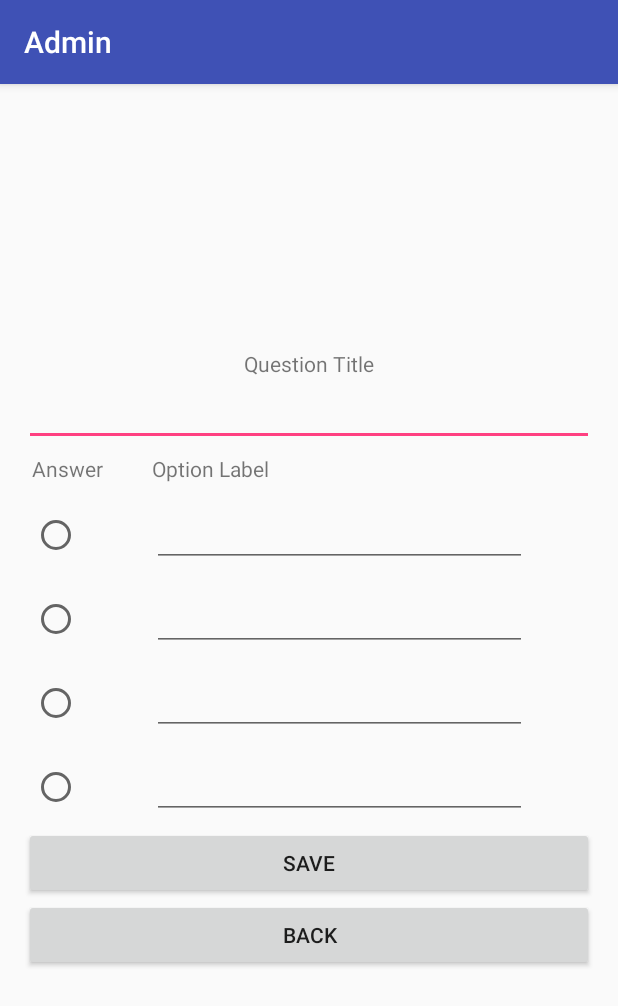
After one commit to jalilcse03/admin, an Android app: the AddQuestion screen opened directly, with no data from a screen before it, on a phone screen of 412 x 824 dp. The commit adds this screen. Shown: the top 1006 px of the screen. Run offline under Robolectric (Android 15) with nearby library versions, the phone set to English and light mode, and no system bars.

Commit message:
final update

```diff
--- a/app/src/main/AndroidManifest.xml
+++ b/app/src/main/AndroidManifest.xml
@@ -28,6 +28,7 @@
         <activity android:name=".Activity.ExamPage" />
         <activity android:name=".Activity.ExamRule" />
         <activity android:name=".Activity.SetExamDuration"></activity>
+        <activity android:name=".Activity.AddQuestion"></activity>
     </application>
 
 </manifest>
--- /dev/null
+++ b/app/src/main/java/bubtjobs/com/admin/Activity/AddQuestion.java
@@ -0,0 +1,104 @@
+package bubtjobs.com.admin.Activity;
+
+import android.os.Bundle;
+import android.support.v7.app.AppCompatActivity;
+import android.view.View;
+import android.widget.CompoundButton;
+import android.widget.EditText;
+import android.widget.RadioButton;
+import android.widget.Toast;
+
+import bubtjobs.com.admin.R;
+
+public class AddQuestion extends AppCompatActivity implements RadioButton.OnCheckedChangeListener {
+    EditText questionTitleET, optionET1, optionET2, optionET3, optionET4;
+    RadioButton answer1, answer2, answer3, answer4;
+    int answer = 0;
+
+    @Override
+    protected void onCreate(Bundle savedInstanceState) {
+        super.onCreate(savedInstanceState);
+        setContentView(R.layout.activity_add_question);
+        setTitle("Admin");
+
+        Toast.makeText(this,"This part is future recommendation",Toast.LENGTH_LONG).show();
+
+        answer1 = (RadioButton) findViewById(R.id.answer1);
+        answer2 = (RadioButton) findViewById(R.id.answer2);
+        answer3 = (RadioButton) findViewById(R.id.answer3);
+        answer4 = (RadioButton) findViewById(R.id.answer4);
+        answer1.setOnCheckedChangeListener(this);
+        answer2.setOnCheckedChangeListener(this);
+        answer3.setOnCheckedChangeListener(this);
+        answer4.setOnCheckedChangeListener(this);
+
+        questionTitleET = (EditText) findViewById(R.id.questionTitle);
+        optionET1 = (EditText) findViewById(R.id.option1);
+        optionET2 = (EditText) findViewById(R.id.option2);
+        optionET3 = (EditText) findViewById(R.id.option3);
+        optionET4 = (EditText) findViewById(R.id.option4);
+
+    }
+
+    public void createQuestion(View view){
+
+        Toast.makeText(this,"This part is future recommendation",Toast.LENGTH_LONG).show();
+        String questionTitle = questionTitleET.getText().toString();
+        String option1 = optionET1.getText().toString();
+        String option2 = optionET2.getText().toString();
+        String option3 = optionET3.getText().toString();
+        String option4 = optionET4.getText().toString();
+
+    }
+
+    public void goBack(View view){
+        finish();
+    }
+
+    @Override
+    public void onCheckedChanged(CompoundButton buttonView, boolean isChecked) {
+        if (isChecked) {
+            answer1.setChecked(false);
+            answer2.setChecked(false);
+            answer3.setChecked(false);
+            answer4.setChecked(false);
+            switch ( buttonView.getId() ) {
+                case R.id.answer1:
+                    answer1.setChecked(true);
+                    answer = 1;
+                    break;
+                case R.id.answer2:
+                    answer2.setChecked(true);
+                    answer = 2;
+                    break;
+                case R.id.answer3:
+                    answer3.setChecked(true);
+                    answer = 3;
+                    break;
+                case R.id.answer4:
+                    answer4.setChecked(true);
+                    answer = 4;
+                    break;
+            }
+        }
+    }
+
+    private String getAnswer(){
+        String answerSt = "";
+        switch( answer ) {
+            case 1:
+                answerSt = optionET1.getText().toString();
+                break;
+            case 2:
+                answerSt = optionET2.getText().toString();
+                break;
+            case 3:
+                answerSt = optionET3.getText().toString();
+                break;
+            case 4:
+                answerSt = optionET4.getText().toString();
+                break;
+        }
+        return answerSt;
+    }
+}
--- a/app/src/main/java/bubtjobs/com/admin/Activity/StudentHome.java
+++ b/app/src/main/java/bubtjobs/com/admin/Activity/StudentHome.java
@@ -89,8 +89,8 @@ public class StudentHome extends AppCompatActivity implements View.OnClickListen
 
             break;
             case R.id.examBt:
-                boolean isExamStatusUpdate=dataBaseManager.studentExamStatusUpdate(sessionManager.getUserId());
-                if(isExamStatusUpdate)
+               // boolean isExamStatusUpdate=dataBaseManager.studentExamStatusUpdate(sessionManager.getUserId());
+                if(true)
                 {
                     answerReset();
                     startActivity(new Intent(this,ExamPage.class).setFlags(Intent.FLAG_ACTIVITY_CLEAR_TOP));
--- /dev/null
+++ b/app/src/main/res/layout/activity_add_question.xml
@@ -0,0 +1,128 @@
+<LinearLayout xmlns:android="http://schemas.android.com/apk/res/android"
+    android:layout_width="match_parent"
+    android:layout_height="match_parent"
+    android:orientation="vertical"
+    android:paddingBottom="@dimen/activity_vertical_margin"
+    android:paddingLeft="@dimen/activity_horizontal_margin"
+    android:paddingRight="@dimen/activity_horizontal_margin"
+    android:paddingTop="@dimen/activity_vertical_margin"
+    android:gravity="center"
+    >
+
+    <TextView
+        android:layout_width="wrap_content"
+        android:layout_height="wrap_content"
+        android:text="Question Title"
+        android:id="@+id/questionTitleView"/>
+
+    <EditText
+        android:layout_width="match_parent"
+        android:layout_height="wrap_content"
+        android:inputType="textMultiLine"
+        android:ems="10"
+        android:id="@+id/questionTitle"/>
+
+
+    <TableLayout
+        android:layout_width="match_parent"
+        android:layout_height="wrap_content">
+        <TableRow
+            android:id="@+id/titleRow"
+            android:layout_width="wrap_content"
+            android:layout_height="wrap_content"
+            android:padding="5dip" >
+
+            <TextView
+                android:layout_width="80dp"
+                android:layout_height="wrap_content"
+                android:text="Answer"
+                android:id="@+id/answer1LabelView" />
+            <TextView
+                android:layout_width="250dp"
+                android:layout_height="wrap_content"
+                android:text="Option Label"
+                android:id="@+id/option1LabelView" />
+
+        </TableRow>
+
+        <TableRow
+            android:id="@+id/tableRow1"
+            android:layout_width="wrap_content"
+            android:layout_height="wrap_content"
+            android:padding="5dip" >
+
+            <RadioButton
+                android:id="@+id/answer1"
+                android:layout_width="wrap_content"
+                android:layout_height="wrap_content" />
+            <EditText
+                android:layout_width="wrap_content"
+                android:layout_height="wrap_content"
+                android:id="@+id/option1"/>
+
+        </TableRow>
+
+        <TableRow
+            android:id="@+id/tableRow2"
+            android:layout_width="wrap_content"
+            android:layout_height="wrap_content"
+            android:padding="5dip" >
+
+            <RadioButton
+                android:id="@+id/answer2"
+                android:layout_width="wrap_content"
+                android:layout_height="wrap_content" />
+            <EditText
+                android:layout_width="wrap_content"
+                android:layout_height="wrap_content"
+                android:id="@+id/option2"/>
+
+        </TableRow>
+
+        <TableRow
+            android:id="@+id/tableRow3"
+            android:layout_width="wrap_content"
+            android:layout_height="wrap_content"
+            android:padding="5dip" >
+
+            <RadioButton
+                android:id="@+id/answer3"
+                android:layout_width="wrap_content"
+                android:layout_height="wrap_content"/>
+            <EditText
+                android:layout_width="wrap_content"
+                android:layout_height="wrap_content"
+                android:id="@+id/option3" />
+
+        </TableRow>
+
+        <TableRow
+            android:id="@+id/tableRow4"
+            android:layout_width="wrap_content"
+            android:layout_height="wrap_content"
+            android:padding="5dip" >
+
+            <RadioButton
+                android:id="@+id/answer4"
+                android:layout_width="wrap_content"
+                android:layout_height="wrap_content"/>
+            <EditText
+                android:layout_width="wrap_content"
+                android:layout_height="wrap_content"
+                android:id="@+id/option4" />
+
+        </TableRow>
+    </TableLayout>
+
+    <Button
+        android:layout_width="match_parent"
+        android:layout_height="wrap_content"
+        android:onClick="createQuestion"
+        android:text="Save" />
+    <Button
+        android:layout_width="match_parent"
+        android:layout_height="wrap_content"
+        android:onClick="goBack"
+        android:text="Back" />
+
+</LinearLayout>
--- a/app/src/main/res/layout/activity_admin_home.xml
+++ b/app/src/main/res/layout/activity_admin_home.xml
@@ -47,6 +47,12 @@
     <Button
         android:layout_width="match_parent"
         android:layout_height="wrap_content"
+        android:text="@string/addQuestion_btn"
+        android:id="@+id/addQuestionBt"
+        />
+    <Button
+        android:layout_width="match_parent"
+        android:layout_height="wrap_content"
         android:text="@string/logout_btn"
         android:id="@+id/logout_btn"
         />
--- a/app/src/main/res/layout/activity_admin_send_notification.xml
+++ b/app/src/main/res/layout/activity_admin_send_notification.xml
@@ -14,6 +14,7 @@
         android:id="@+id/messageEt"
         android:background="#fff"
         android:gravity="start"
+        android:hint="@string/hint_write_something"
         />
     <Button
         android:layout_width="match_parent"
--- a/app/src/main/res/layout/activity_exam_page.xml
+++ b/app/src/main/res/layout/activity_exam_page.xml
@@ -1,6 +1,5 @@
 <?xml version="1.0" encoding="utf-8"?>
 <LinearLayout xmlns:android="http://schemas.android.com/apk/res/android"
-    xmlns:tools="http://schemas.android.com/tools"
     android:layout_width="match_parent"
     android:layout_height="match_parent"
     android:orientation="vertical"
--- a/app/src/main/res/layout/activity_set_exam_duration.xml
+++ b/app/src/main/res/layout/activity_set_exam_duration.xml
@@ -9,14 +9,15 @@
     <EditText
         android:layout_width="match_parent"
         android:layout_height="wrap_content"
-        android:hint="Set Exam Duration IN Minute"
+        android:hint="@string/hint_exam_duration"
         android:id="@+id/timeEt"
         android:inputType="numberDecimal"
+        android:singleLine="true"
         />
     <Button
         android:layout_width="wrap_content"
         android:layout_height="wrap_content"
-        android:text="Set Time"
+        android:text="@string/settime_btn"
         android:onClick="setTime"
         />
 </LinearLayout>
```
Also changed, not shown: app/src/main/java/bubtjobs/com/admin/Activity/AdminHome.java (+6 -2 lines), app/src/main/res/layout/activity_create_account.xml (+6 -3 lines), app/src/main/res/layout/activity_login.xml (+6 -2 lines), app/src/main/res/layout/activity_signup.xml (+12 -4 lines), app/src/main/res/layout/question_set_custom_row.xml (+13 -8 lines), app/src/main/res/values/strings.xml (+9 -0 lines).
